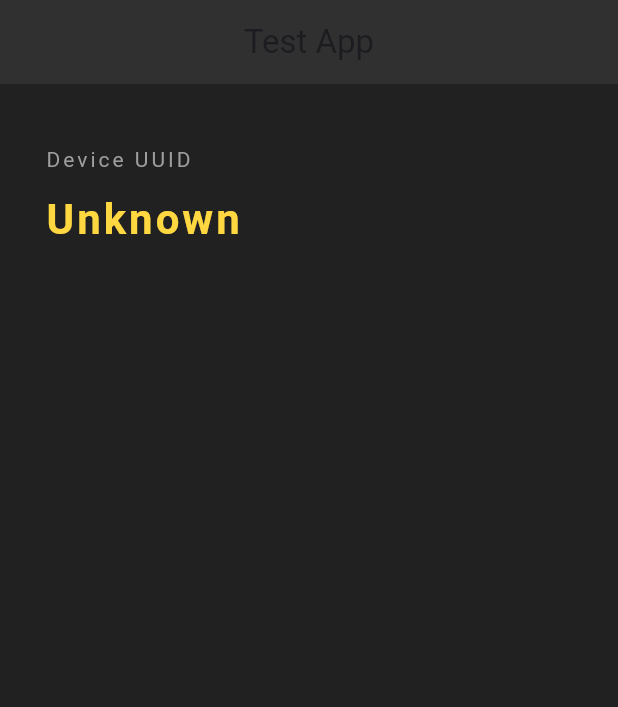
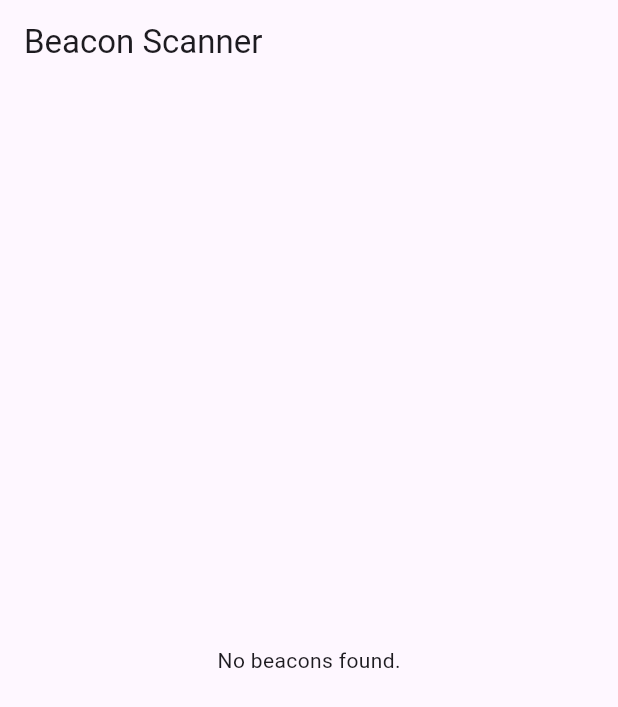
Before and after one commit to EnzoLasam-AWS/Moyai_Test_Libraries, a Flutter app: the screen it shows after launch, on a phone screen of 412 x 824 dp. Shown: the top 707 px of the screen. Run offline on Flutter 3.47's test engine with Material 3 defaults, Android fonts, the phone set to English and light mode, and no system bars; our stand-ins replace permission_handler; missing offline and left inert: beacon_scanner.

Commit message:
Implemented to test Beacon_Scanner Package

```diff
--- a/lib/main.dart
+++ b/lib/main.dart
@@ -1,91 +1,138 @@
+import 'dart:async';
 
-// Importing important packages require to connect
-// Flutter and Dart
-import 'dart:async';
-import 'package:flutter/services.dart';
+import 'package:beacon_scanner/beacon_scanner.dart';
 import 'package:flutter/material.dart';
-import 'package:device_uuid/device_uuid.dart';
+import 'package:permission_handler/permission_handler.dart';
 
-
-// Main Function
-
-void main() => runApp(MaterialApp(
-  home: Moyai(),
-));
-
-class Moyai extends StatefulWidget {
-  @override
-
-  _MoyaiState createState() => _MoyaiState();
+void main() {
+  runApp(MyApp());
 }
 
-class _MoyaiState extends State<Moyai> {
-  String _uuid = 'Unknown';
-  final _deviceUuidPlugin = DeviceUuid();
+class MyApp extends StatelessWidget {
+  @override
+  Widget build(BuildContext context) {
+    return MaterialApp(
+      title: 'Beacon Scanner',
+      theme: ThemeData(
+        primarySwatch: Colors.blue,
+      ),
+      home: BeaconScannerPage(),
+    );
+  }
+}
+
+class BeaconScannerPage extends StatefulWidget {
+  @override
+  _BeaconScannerPageState createState() => _BeaconScannerPageState();
+}
+
+class _BeaconScannerPageState extends State<BeaconScannerPage> {
+  List<Beacon> _beacons = [];
+  BeaconScanner? _beaconScanner; // Declare as nullable
+  StreamSubscription? _streamRanging;
 
   @override
   void initState() {
     super.initState();
-    initPlatformState();
+    _initBeaconScanning();
   }
 
-  // Platform messages are asynchronous, so we initialize in an async method.
-  Future<void> initPlatformState() async {
-    String uuid;
-    // Platform messages may fail, so we use a try/catch PlatformException.
-    // We also handle the message potentially returning null.
-    try {
-      uuid = await _deviceUuidPlugin.getUUID() ?? 'Unknown uuid version';
-    } on PlatformException {
-      uuid = 'Failed to get uuid version.';
+  Future<void> _initBeaconScanning() async {
+    // Request location and Bluetooth permissions
+    await _requestPermissions();
+
+    // Initialize the beacon scanning API
+    _beaconScanner = BeaconScanner.instance; // Use named constructor
+    bool isInitialized = await _beaconScanner!.initialize(true);
+    if (!isInitialized) {
+      print('Failed to initialize beacon scanning');
+      return;
     }
 
-    // If the widget was removed from the tree while the asynchronous platform
-    // message was in flight, we want to discard the reply rather than calling
-    // setState to update our non-existent appearance.
-    if (!mounted) return;
+    // Check if Bluetooth and location services are enabled
+    await _checkBluetoothAndLocation();
 
-    setState(() {
-      _uuid = uuid;
+    // Start scanning for beacons
+    _startScanning();
+    bool permission = await Permission.bluetoothScan.request().isGranted;
+    print('Permission for bluetoothScanning = ${permission}');
+  }
+
+  Future<void> _requestPermissions() async {
+    // Request location and Bluetooth permissions
+    Map<Permission, PermissionStatus> statuses = await [
+      Permission.bluetoothScan,
+      Permission.location,
+      Permission.locationAlways,
+      Permission.locationWhenInUse,
+      Permission.bluetooth,
+      Permission.bluetoothConnect,
+      Permission.bluetoothAdvertise,
+    ].request();
+
+    if(await Permission.bluetoothScan.isDenied) {
+      await [
+        Permission.location,
+        Permission.locationAlways,
+        Permission.locationWhenInUse,
+        Permission.bluetooth,
+        Permission.bluetoothScan,
+        Permission.bluetoothConnect,
+        Permission.bluetoothAdvertise,
+      ].request();
+    }
+      print('Permission for location = ${statuses[Permission.location]}');
+      print('Permission for locationAlways = ${statuses[Permission.locationAlways]}');
+      print('Permission for locationWhenInUse = ${statuses[Permission.locationWhenInUse]}');
+      print('Permission for bluetooth = ${statuses[Permission.bluetooth]}');
+      print('Permission for bluetoothScan = ${statuses[Permission.bluetoothScan]}');
+      print('Permission for bluetoothConnect = ${statuses[Permission.bluetoothConnect]}');
+      print('Permission for bluetoothAdvertise = ${statuses[Permission.bluetoothAdvertise]}');
+  }
+
+  Future<void> _checkBluetoothAndLocation() async {
+    bool isLocationEnabled = await _beaconScanner!.checkLocationServicesIfEnabled();
+    if (!isLocationEnabled) {
+      print('Location services are disabled.');
+    }
+  }
+
+  void _startScanning() {
+    _streamRanging = _beaconScanner!.ranging([const Region(identifier:'any', beaconId: null)]).listen((ScanResult result) {
+      setState(() {
+        _beacons = result.beacons;
+        print('App Is Scanning');
+      });
+    }, onError: (error) {
+      print("Error during ranging: $error");
     });
+  }
+
+  @override
+  void dispose() {
+    _streamRanging?.cancel(); // Stop scanning when the widget is disposed
+    _beaconScanner!.close(); // Close the beacon scanning API
+    super.dispose();
   }
 
   @override
   Widget build(BuildContext context) {
     return Scaffold(
-      backgroundColor: Colors.grey[900],
       appBar: AppBar(
-        title: Text('Test App'),
-        centerTitle: true,
-        backgroundColor: Colors.grey[850],
-        elevation: 0.0,
+        title: const Text('Beacon Scanner'),
       ),
-      body: Padding(
-        padding: const EdgeInsets.fromLTRB(30.0, 40.0, 30.0, 0),
-        child: Column(
-          crossAxisAlignment: CrossAxisAlignment.start,
-          children: <Widget>[
-            const Text(
-              'Device UUID',
-              style: TextStyle(
-                color: Colors.grey,
-                letterSpacing: 2.0,
-              ),
-            ),
-            const SizedBox(height: 10.0),
-            Text(
-              _uuid,
-              style: TextStyle(
-                color: Colors.amberAccent[200],
-                fontWeight: FontWeight.bold,
-                fontSize: 28.0,
-                letterSpacing: 2.0,
-              ),
-            ),
-            const SizedBox(height: 10.0),
-          ],
+      body: _beacons.isEmpty
+        ? const Center(child: Text('No beacons found.'))
+        : ListView.builder(
+          itemCount: _beacons.length,
+          itemBuilder: (context, index) {
+            final beacon = _beacons[index];
+            return ListTile(
+              title: Text('UUID: ${beacon.id.proximityUUID}'),
+              subtitle: Text('Major: ${beacon.id.majorId}, Minor: ${beacon.id.minorId }, RSSI: ${beacon.rssi}'),
+            );
+          },
         ),
-      ),
     );
   }
 }
--- a/pubspec.yaml
+++ b/pubspec.yaml
@@ -37,6 +37,8 @@ dependencies:
   # The following adds the Cupertino Icons font to your application.
   # Use with the CupertinoIcons class for iOS style icons.
   cupertino_icons: ^1.0.2
+  beacon_scanner: ^0.0.4
+  permission_handler: ^11.3.1
 
 dev_dependencies:
   flutter_test:
```
Also changed, not shown: 2 other files.
